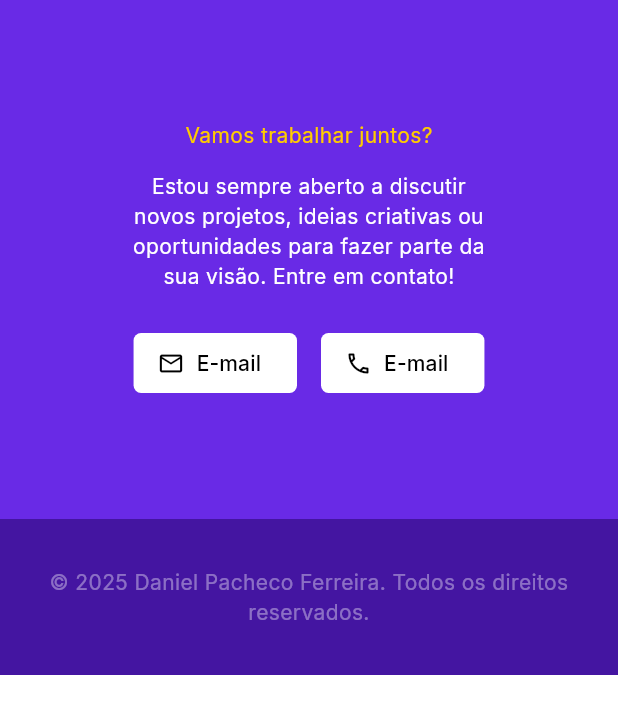
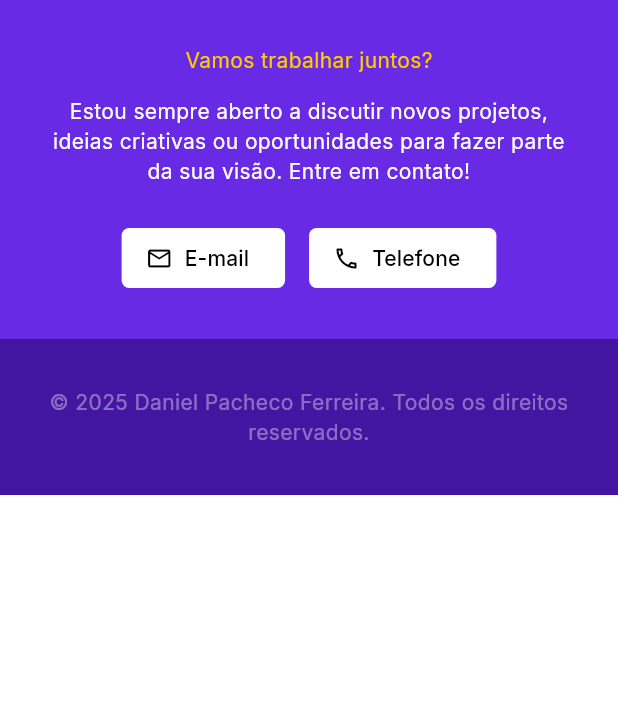
Before and after one commit to im-danielp/portifolio_web, a Flutter app: the Rodape widget shown alone on an empty page, opened directly, on a phone screen of 412 x 824 dp. Shown: the top 714 px of the screen. Run offline on Flutter 3.47's test engine with Material 3 defaults, Android fonts, the phone set to English and light mode, and no system bars; our stand-ins replace gap, google_fonts, web.

Commit message:
Finalização estrutura responsiva

```diff
--- a/lib/view/rodape/rodape.dart
+++ b/lib/view/rodape/rodape.dart
@@ -1,5 +1,7 @@
 import 'package:flutter/material.dart';
 import 'package:gap/gap.dart';
+import 'package:portifolio_web/controller/constants.dart';
+import 'package:portifolio_web/controller/sobre_controller.dart';
 
 class Rodape extends StatelessWidget {
   const Rodape({super.key});
@@ -8,11 +10,14 @@ class Rodape extends StatelessWidget {
   Widget build(BuildContext context) {
     final primaryColor = Theme.of(context).primaryColor;
     final secondaryColor = Theme.of(context).colorScheme.secondary;
+    final size = MediaQuery.of(context).size;
+    final controller = SobreController();
+    final bool isMobile = size.width < kLarguraMobile;
 
     return Column(
       children: [
         Container(
-          padding: const EdgeInsets.all(80),
+          padding: EdgeInsets.all(isMobile ? 30 : 80),
           color: primaryColor,
           child: Column(
             children: [
@@ -37,7 +42,7 @@ class Rodape extends StatelessWidget {
                       foregroundColor: Colors.black,
                     ),
                     icon: const Icon(Icons.email_outlined),
-                    onPressed: () {},
+                    onPressed: () => controller.copiarEmail(context, size.width),
                     label: const Text('E-mail'),
                   ),
                   FilledButton.icon(
@@ -49,8 +54,8 @@ class Rodape extends StatelessWidget {
                       flipX: true,
                       child: const Icon(Icons.phone_enabled_outlined),
                     ),
-                    onPressed: () {},
-                    label: const Text('E-mail'),
+                    onPressed: () => controller.abrirPagina(3),
+                    label: const Text('Telefone'),
                   ),
                 ],
               ),
```
Also changed, not shown: lib/view/cabecalho/cabecalho.dart (+5 -2 lines).
